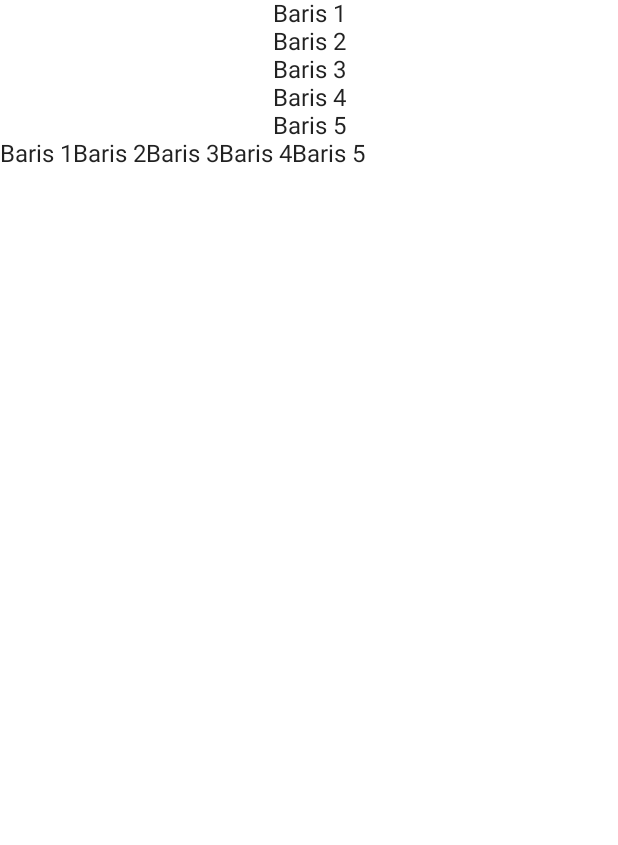
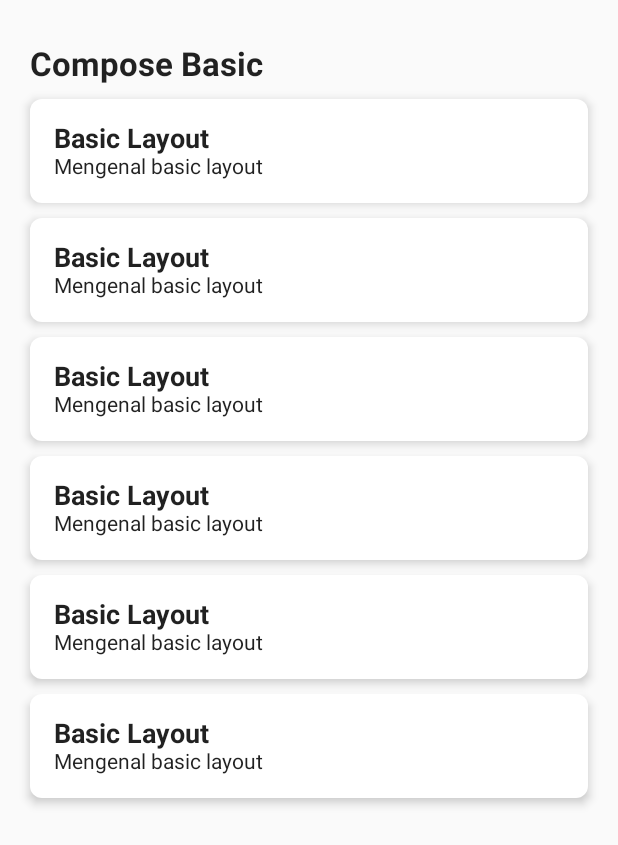
Before and after one commit to immimu/ngompos, an Android app built with Jetpack Compose: the screen it shows after launch (BasicLayoutActivity before the commit, MainActivity after it), on a phone screen of 412 x 824 dp. Shown: the top 845 px of the screen. Run offline under Robolectric (Android 15) with nearby library versions, the phone set to English and light mode, and no system bars.

```diff
--- a/app/src/main/java/com/mimuslabs/ngompos/MainActivity.kt
+++ b/app/src/main/java/com/mimuslabs/ngompos/MainActivity.kt
@@ -1,15 +1,30 @@
 package com.mimuslabs.ngompos
 
+import android.content.Intent
 import android.os.Bundle
 import androidx.activity.ComponentActivity
 import androidx.activity.compose.setContent
+import androidx.compose.foundation.clickable
+import androidx.compose.foundation.layout.Column
 import androidx.compose.foundation.layout.fillMaxSize
+import androidx.compose.foundation.layout.fillMaxWidth
+import androidx.compose.foundation.layout.padding
+import androidx.compose.foundation.lazy.LazyColumn
+import androidx.compose.foundation.lazy.items
+import androidx.compose.foundation.shape.RoundedCornerShape
+import androidx.compose.material.Card
 import androidx.compose.material.MaterialTheme
-import androidx.compose.material.Surface
 import androidx.compose.material.Text
 import androidx.compose.runtime.Composable
 import androidx.compose.ui.Modifier
+import androidx.compose.ui.res.stringResource
+import androidx.compose.ui.text.font.FontWeight
+import androidx.compose.ui.text.font.FontWeight.Companion
 import androidx.compose.ui.tooling.preview.Preview
+import androidx.compose.ui.unit.dp
+import androidx.compose.ui.unit.sp
+import com.mimuslabs.ngompos.R.string
+import com.mimuslabs.ngompos.entity.MenuItem
 import com.mimuslabs.ngompos.ui.theme.NgomposTheme
 
 class MainActivity : ComponentActivity() {
@@ -17,24 +32,108 @@ class MainActivity : ComponentActivity() {
     super.onCreate(savedInstanceState)
     setContent {
       NgomposTheme {
-        // A surface container using the 'background' color from the theme
-        Surface(modifier = Modifier.fillMaxSize(), color = MaterialTheme.colors.background) {
+        ContentMenu { item ->
+          handleMenuClick(item)
         }
-        Greeting("Asep")
+      }
+    }
+  }
+
+  private fun handleMenuClick(item: MenuItem) {
+    if (item.menuId == 1) {
+      startActivity(Intent(this, BasicLayoutActivity::class.java))
+    }
+  }
+}
+
+@Composable
+fun ContentMenu(onItemClick: (MenuItem) -> Unit) {
+  val listMenu = listOf(
+    MenuItem(
+      1,
+      stringResource(string.title_basic_layout),
+      stringResource(string.subtitle_basic_layout)
+    ),
+    MenuItem(
+      1,
+      stringResource(string.title_basic_layout),
+      stringResource(string.subtitle_basic_layout)
+    ),
+    MenuItem(
+      1,
+      stringResource(string.title_basic_layout),
+      stringResource(string.subtitle_basic_layout)
+    ),
+    MenuItem(
+      1,
+      stringResource(string.title_basic_layout),
+      stringResource(string.subtitle_basic_layout)
+    ),
+    MenuItem(
+      1,
+      stringResource(string.title_basic_layout),
+      stringResource(string.subtitle_basic_layout)
+    ),
+    MenuItem(
+      1,
+      stringResource(string.title_basic_layout),
+      stringResource(string.subtitle_basic_layout)
+    )
+  )
+  LazyColumn(modifier = Modifier.fillMaxSize()) {
+    item {
+      Text(
+        modifier = Modifier
+          .fillMaxWidth()
+          .padding(start = 20.dp, end = 20.dp, top = 30.dp),
+        text = stringResource(string.text_compose_basic),
+        fontSize = 22.sp,
+        fontWeight = Companion.Bold
+      )
+    }
+    items(listMenu) { item ->
+      MenuItemView(item) {
+        onItemClick(item)
       }
     }
   }
 }
 
 @Composable
-fun Greeting(name: String) {
-  Text(text = "Hello $name!")
+fun MenuItemView(item: MenuItem, onItemClick: () -> Unit) {
+  Card(
+    modifier = Modifier
+      .fillMaxWidth()
+      .padding(start = 20.dp, end = 20.dp, top = 10.dp)
+      .clickable { onItemClick() },
+    backgroundColor = MaterialTheme.colors.background,
+    contentColor = MaterialTheme.colors.onBackground,
+    shape = RoundedCornerShape(8.dp),
+    elevation = 4.dp
+  ) {
+    Column(
+      modifier = Modifier
+        .fillMaxWidth()
+        .padding(16.dp)
+    ) {
+      Text(text = item.title, fontSize = 18.sp, fontWeight = FontWeight.Bold)
+      Text(text = item.subTitle, fontSize = 14.sp)
+    }
+  }
 }
 
 @Preview(showBackground = true)
 @Composable
 fun DefaultPreview() {
   NgomposTheme {
-    Greeting("Android")
+    MenuItemView(
+      item = MenuItem(
+        1,
+        stringResource(string.title_basic_layout),
+        stringResource(string.subtitle_basic_layout)
+      )
+    ) {
+      // no opt
+    }
   }
 }
--- /dev/null
+++ b/app/src/main/java/com/mimuslabs/ngompos/entity/MenuItem.kt
@@ -0,0 +1,3 @@
+package com.mimuslabs.ngompos.entity
+
+data class MenuItem(val menuId: Int, val title: String, val subTitle: String)
--- a/app/src/main/res/values/strings.xml
+++ b/app/src/main/res/values/strings.xml
@@ -1,4 +1,7 @@
 <resources>
   <string name="app_name">Ngompos</string>
   <string name="title_activity_basic_layout">BasicLayoutActivity</string>
+  <string name="title_basic_layout">Basic Layout</string>
+  <string name="subtitle_basic_layout">Mengenal basic layout</string>
+  <string name="text_compose_basic">Compose Basic</string>
 </resources>
```
Also changed, not shown: app/src/main/AndroidManifest.xml (+1 -10 lines).
